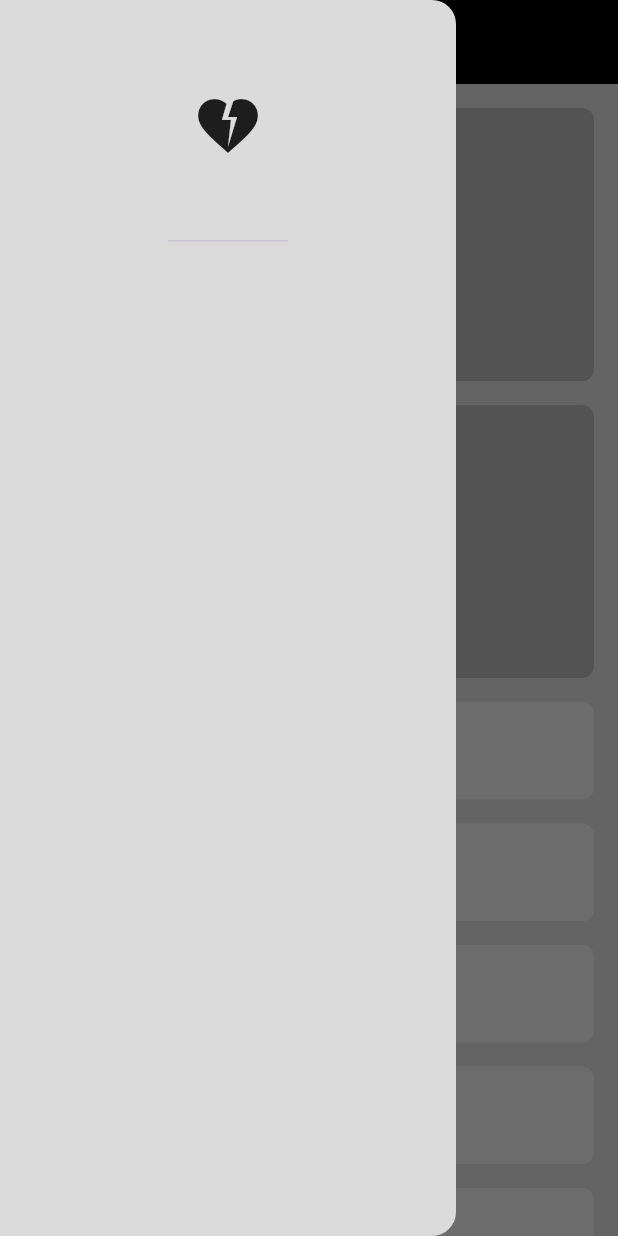
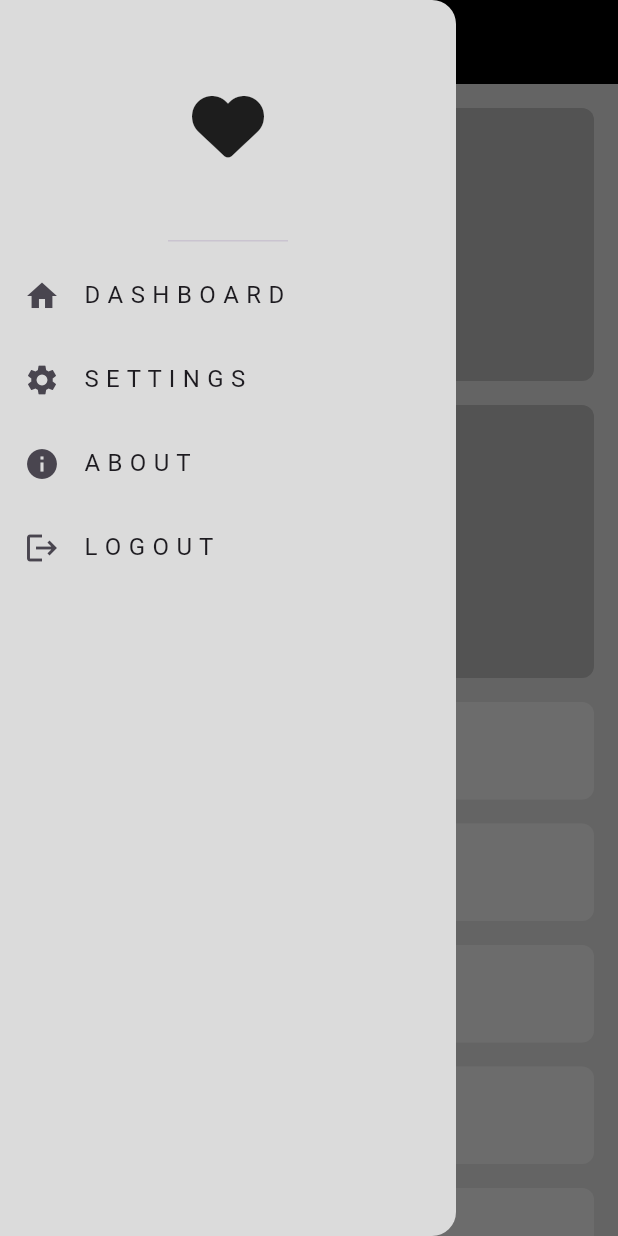
Before and after one commit to AhmedAlbay/AdpateiveApp, a Flutter app: the screen it shows after launch, with the side drawer open, on a phone screen of 412 x 824 dp. Run offline on Flutter 3.47's test engine with Material 3 defaults, Android fonts, the light colour scheme and no system bars; our stand-ins replace font_awesome_flutter.

Commit message:
finish ui

```diff
--- a/lib/models/drawer_item_model.dart
+++ b/lib/models/drawer_item_model.dart
@@ -4,5 +4,5 @@ class DrawerItemModel {
   final String title;
   final IconData icon;
 
-  DrawerItemModel({required this.title, required this.icon});
+const   DrawerItemModel({required this.title, required this.icon});
 }
--- a/lib/views/widget/custom_drawer.dart
+++ b/lib/views/widget/custom_drawer.dart
@@ -1,19 +1,29 @@
+import 'package:adpateive_app/models/drawer_item_model.dart';
+import 'package:adpateive_app/views/widget/custom_drawer_item_list_view.dart';
 import 'package:flutter/material.dart';
+import 'package:font_awesome_flutter/font_awesome_flutter.dart';
 
 class CustomDrawer extends StatelessWidget {
   const CustomDrawer({super.key});
-
+  final List<DrawerItemModel> items = const [
+    DrawerItemModel(title: "D A S H B O A R D", icon: Icons.home),
+    DrawerItemModel(title: "S E T T I N G S", icon: Icons.settings),
+    DrawerItemModel(title: "A B O U T", icon: Icons.info),
+    DrawerItemModel(title: "L O G O U T", icon: Icons.logout),
+  ];
   @override
   Widget build(BuildContext context) {
-    return const Drawer(
-      backgroundColor: Color(0xffDBDBDB),
+    return Drawer(
+      backgroundColor: const Color(0xffDBDBDB),
       child: Column(
         children: [
-          DrawerHeader(
-              child: Icon(
-            Icons.heart_broken,
-            size: 48,
-          ))
+          const DrawerHeader(
+            child:  Icon(
+              FontAwesomeIcons.solidHeart,
+              size: 48,
+            ),
+          ),
+          CustomDrawerItemListView(items: items)
         ],
       ),
     );
--- /dev/null
+++ b/lib/views/widget/custom_drawer_item_list_view.dart
@@ -0,0 +1,23 @@
+import 'package:adpateive_app/models/drawer_item_model.dart';
+import 'package:adpateive_app/views/widget/custom_drawer_item.dart';
+import 'package:flutter/material.dart';
+
+class CustomDrawerItemListView extends StatelessWidget {
+  const CustomDrawerItemListView({
+    super.key,
+    required this.items,
+  });
+
+  final List<DrawerItemModel> items;
+
+  @override
+  Widget build(BuildContext context) {
+    return ListView.builder(
+        shrinkWrap: true,
+        physics: const NeverScrollableScrollPhysics(),
+        itemCount: items.length,
+        itemBuilder: (context, index) {
+          return CustomDrawerItem(drawerItemModel: items[index]);
+        });
+  }
+}
```
